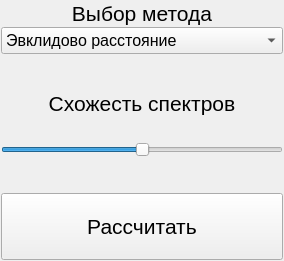
Qt form Peleng/SpectralDistance/SpecDistWindow.ui (remsens/Peleng) before a commit.
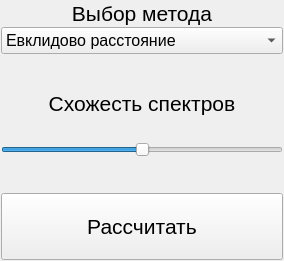
The same form after that commit.

```diff
--- a/Peleng/SpectralDistance/SpecDistWindow.ui
+++ b/Peleng/SpectralDistance/SpecDistWindow.ui
@@ -85,7 +85,7 @@
       </property>
       <item>
        <property name="text">
-        <string>Эвклидово расстояние</string>
+        <string>Евклидово расстояние</string>
        </property>
       </item>
       <item>
```
